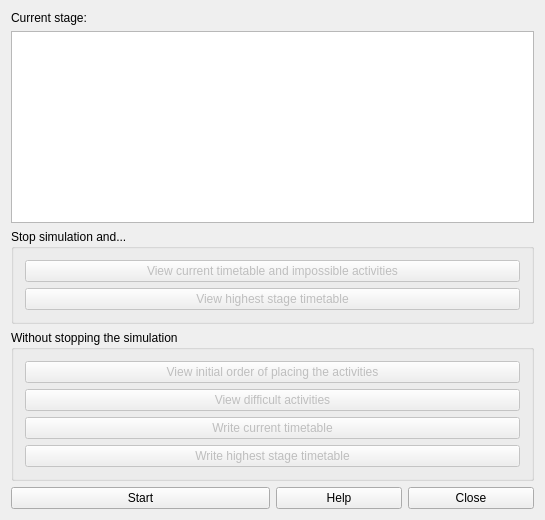
Old version of the form src/interface/timetablegenerateform_template.ui in the repository rodolforg/fet.
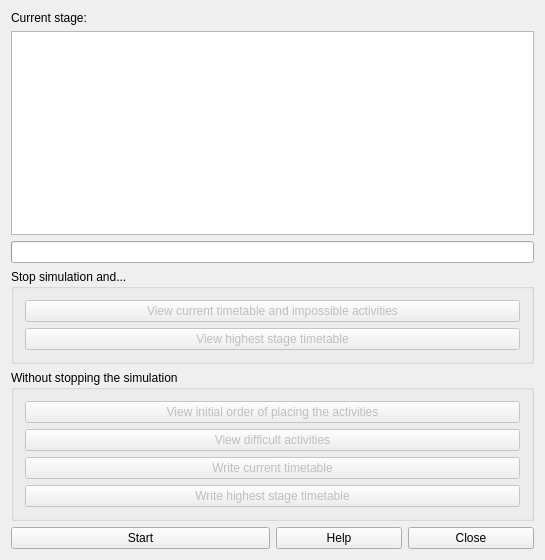
New version of the form.

Commit message: add progress bar to timetable generate form

Patch:
```diff
--- a/src/interface/timetablegenerateform_template.ui
+++ b/src/interface/timetablegenerateform_template.ui
@@ -10,7 +10,7 @@
     <x>0</x>
     <y>0</y>
     <width>545</width>
-    <height>520</height>
+    <height>560</height>
    </rect>
   </property>
   <property name="windowTitle">
@@ -35,6 +35,9 @@
     </widget>
    </item>
    <item row="2" column="0" colspan="2">
+    <widget class="QProgressBar" name="progressBar"/>
+   </item>
+   <item row="3" column="0" colspan="2">
     <widget class="QGroupBox" name="stopSimulationAndGroupBox">
      <property name="title">
       <string>Stop simulation and...</string>
@@ -63,7 +66,7 @@
      </layout>
     </widget>
    </item>
-   <item row="3" column="0" colspan="2">
+   <item row="4" column="0" colspan="2">
     <widget class="QGroupBox" name="withoutStoppingTheSimulationGroupBox">
      <property name="title">
       <string extracomment="This is the title of a group box with more buttons, and all buttons do their function without stopping the simulation">Without stopping the simulation</string>
@@ -112,14 +115,14 @@
      </layout>
     </widget>
    </item>
-   <item row="4" column="0">
+   <item row="5" column="0">
     <widget class="QPushButton" name="startPushButton">
      <property name="text">
       <string>Start</string>
      </property>
     </widget>
    </item>
-   <item row="4" column="1">
+   <item row="5" column="1">
     <layout class="QHBoxLayout" name="horizontalLayout">
      <item>
       <widget class="QPushButton" name="helpPushButton">
```
The commit also changes 1 other file.
